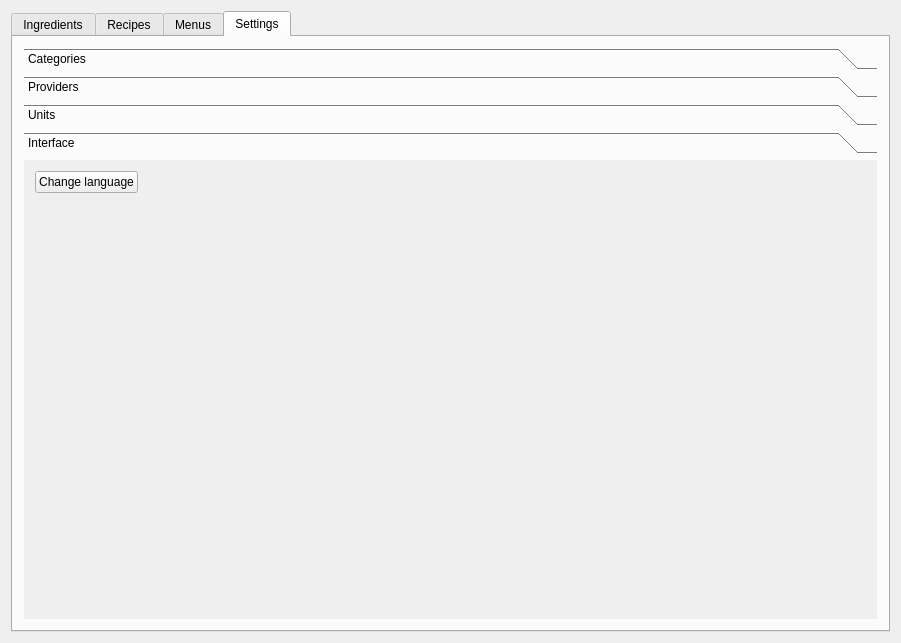
Before: the Qt Designer form mainwindow.ui in Greezael/sukaldu, drawn with Qt 5.
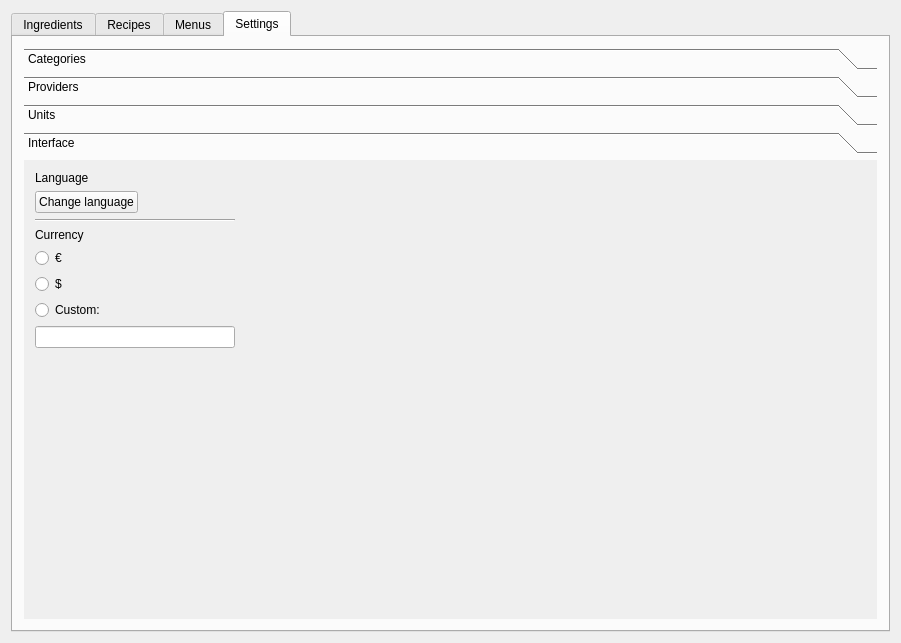
After: the same form once the commit is applied. The open tabs and pages were chosen to show the change.

Patch:
```diff
--- a/mainwindow.ui
+++ b/mainwindow.ui
@@ -1120,15 +1120,31 @@
             <rect>
              <x>0</x>
              <y>0</y>
-             <width>143</width>
-             <height>46</height>
+             <width>861</width>
+             <height>467</height>
             </rect>
            </property>
            <attribute name="label">
             <string>Interface</string>
            </attribute>
            <layout class="QGridLayout" name="gridLayout_7">
-            <item row="0" column="0">
+            <item row="11" column="0">
+             <widget class="QLineEdit" name="set_custom_currency">
+              <property name="sizePolicy">
+               <sizepolicy hsizetype="Maximum" vsizetype="Fixed">
+                <horstretch>0</horstretch>
+                <verstretch>0</verstretch>
+               </sizepolicy>
+              </property>
+              <property name="minimumSize">
+               <size>
+                <width>200</width>
+                <height>0</height>
+               </size>
+              </property>
+             </widget>
+            </item>
+            <item row="2" column="0">
              <widget class="QPushButton" name="set_language">
               <property name="sizePolicy">
                <sizepolicy hsizetype="Maximum" vsizetype="Fixed">
@@ -1141,7 +1157,14 @@
               </property>
              </widget>
             </item>
-            <item row="0" column="1">
+            <item row="4" column="0">
+             <widget class="QLabel" name="label_4">
+              <property name="text">
+               <string>Currency</string>
+              </property>
+             </widget>
+            </item>
+            <item row="7" column="1">
              <spacer name="horizontalSpacer_9">
               <property name="orientation">
                <enum>Qt::Horizontal</enum>
@@ -1155,6 +1178,50 @@
              </spacer>
             </item>
             <item row="1" column="0">
+             <widget class="QLabel" name="label_3">
+              <property name="text">
+               <string>Language</string>
+              </property>
+             </widget>
+            </item>
+            <item row="3" column="0">
+             <widget class="Line" name="line">
+              <property name="orientation">
+               <enum>Qt::Horizontal</enum>
+              </property>
+             </widget>
+            </item>
+            <item row="5" column="0">
+             <widget class="QRadioButton" name="set_cur_eur">
+              <property name="text">
+               <string>€</string>
+              </property>
+              <attribute name="buttonGroup">
+               <string notr="true">currencyButtonGroup</string>
+              </attribute>
+             </widget>
+            </item>
+            <item row="10" column="0">
+             <widget class="QRadioButton" name="set_cur_custom">
+              <property name="text">
+               <string>Custom:</string>
+              </property>
+              <attribute name="buttonGroup">
+               <string notr="true">currencyButtonGroup</string>
+              </attribute>
+             </widget>
+            </item>
+            <item row="7" column="0">
+             <widget class="QRadioButton" name="set_cur_usd">
+              <property name="text">
+               <string>$</string>
+              </property>
+              <attribute name="buttonGroup">
+               <string notr="true">currencyButtonGroup</string>
+              </attribute>
+             </widget>
+            </item>
+            <item row="12" column="0">
              <spacer name="verticalSpacer_2">
               <property name="orientation">
                <enum>Qt::Vertical</enum>
```
Left out of the diff: 3 changed lines with no effect on the pictures.
